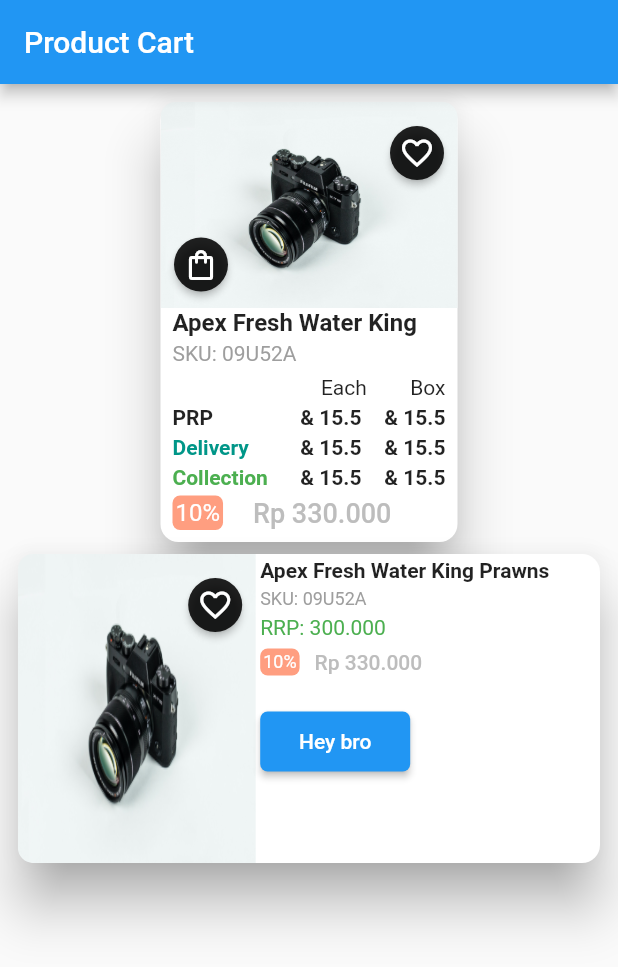
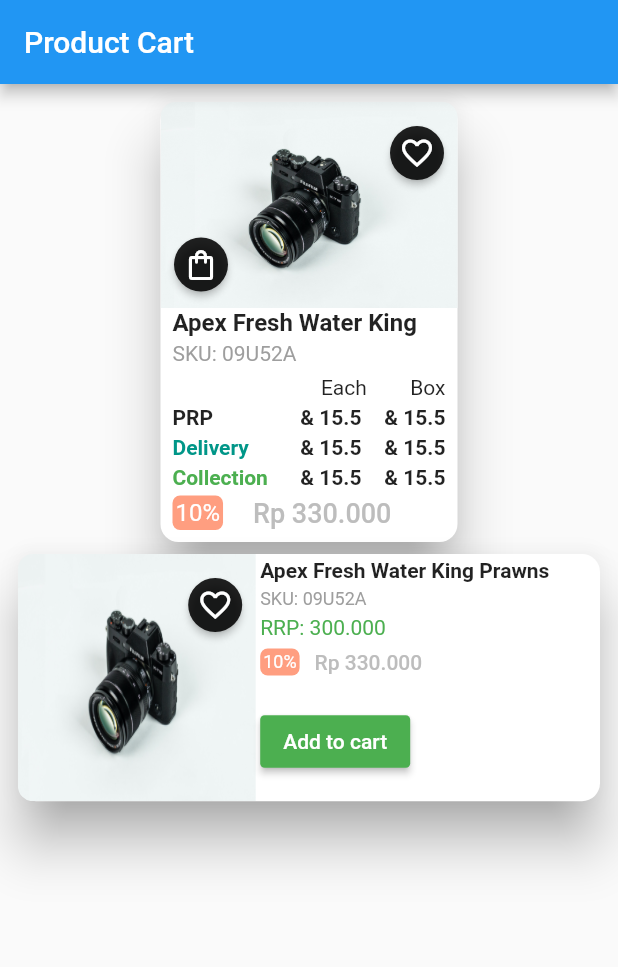
Before and after one commit to mdfahim8990/test_project, a Flutter app: the screen it shows after launch, on a phone screen of 412 x 824 dp. Shown: the top 967 px of the screen. Run offline on Flutter 3.47's test engine with Material 2 defaults, Android fonts, the phone set to English and light mode, and no system bars; our stand-ins replace jwt_decoder, shared_preferences.

Commit message:
product cart done

```diff
--- a/lib/pages/product_view_cart.dart
+++ b/lib/pages/product_view_cart.dart
@@ -395,7 +395,7 @@ class _ProductViewPageState extends State<ProductViewPage> {
                   children: [
                     SizedBox(
                       width: width / 2.6,
-                      height: height / 4,
+                      height: height / 5,
                       child: Stack(
                           fit: StackFit.expand,
                           children: [
@@ -434,7 +434,7 @@ class _ProductViewPageState extends State<ProductViewPage> {
                       ),
                     ),
                     SizedBox(
-                      height: height/4,
+                      height: height/5,
                       child: Padding(
                         padding: const EdgeInsets.all(3.0),
                         child: Column(
@@ -452,8 +452,8 @@ class _ProductViewPageState extends State<ProductViewPage> {
                                     color: Colors.grey),
                               ),
                             ),
-                            Padding(
-                              padding: const EdgeInsets.only(top: 4.0),
+                            const Padding(
+                              padding: EdgeInsets.only(top: 4.0),
                               child: Text(
                                 "RRP: 300.000",
                                 style: TextStyle(
@@ -469,9 +469,9 @@ class _ProductViewPageState extends State<ProductViewPage> {
                                   Container(
                                     decoration: BoxDecoration(
                                         color: Colors.deepOrangeAccent[100],
-                                        borderRadius: BorderRadius.all(
+                                        borderRadius: const BorderRadius.all(
                                             Radius.circular(5.0))),
-                                    child:  Padding(
+                                    child:  const Padding(
                                       padding: EdgeInsets.all(2.0),
                                       child: Text(
                                         "10%",
@@ -498,12 +498,13 @@ class _ProductViewPageState extends State<ProductViewPage> {
                                 style: ElevatedButton.styleFrom(
                                   padding:EdgeInsets.zero,
                                  // elevation: 3,
+                                  backgroundColor: Colors.green,
                                   shape: RoundedRectangleBorder(
-                                      borderRadius: BorderRadius.circular(5.0)),
-                                  minimumSize: Size(100, 40), //////// HERE
+                                      borderRadius: BorderRadius.circular(3.0)),
+                                  minimumSize: Size(100, 35), //////// HERE
                                 ),
                                 onPressed: () {},
-                                child: Text('Hey bro'),
+                                child: Text('Add to cart'),
                               ),
                             )
                    ]
```
Also changed, not shown: 1 other file.
